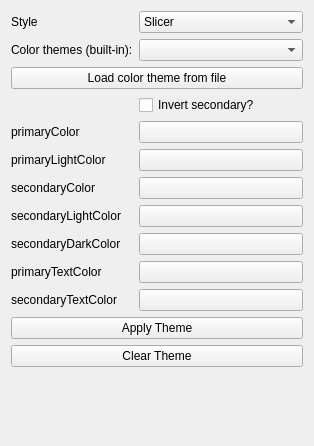
Old version of the form Themes/Resources/UI/Themes.ui in the repository sjh26/SlicerThemes.
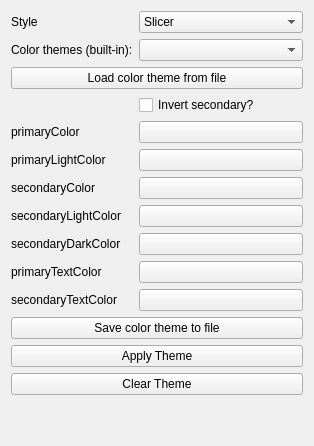
New version of the form. Custom widgets are drawn as their Qt base class.

Commit message: ENH: Finished save / load of color themes

What changed in the file:
```diff
--- a/Themes/Resources/UI/Themes.ui
+++ b/Themes/Resources/UI/Themes.ui
@@ -137,6 +137,13 @@
      </item>
     </layout>
    </item>
+   <item>
+    <widget class="QPushButton" name="saveThemeButton">
+     <property name="text">
+      <string>Save color theme to file</string>
+     </property>
+    </widget>
+   </item>
    <item>
     <widget class="QPushButton" name="applyButton">
      <property name="enabled">
```
The commit also changes 1 other file.
